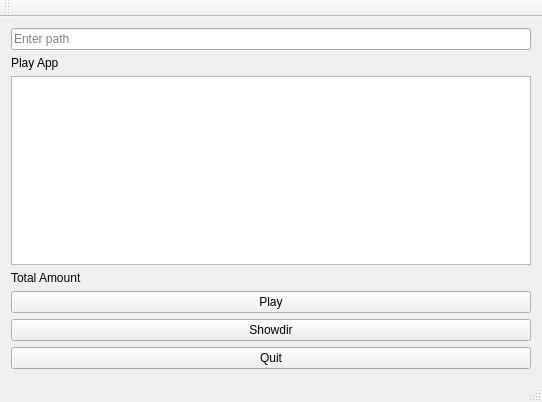
This is mainwindow.ui in SampleCoder/qplaybrowser as Qt 5 draws it before an edit. The edited form follows.
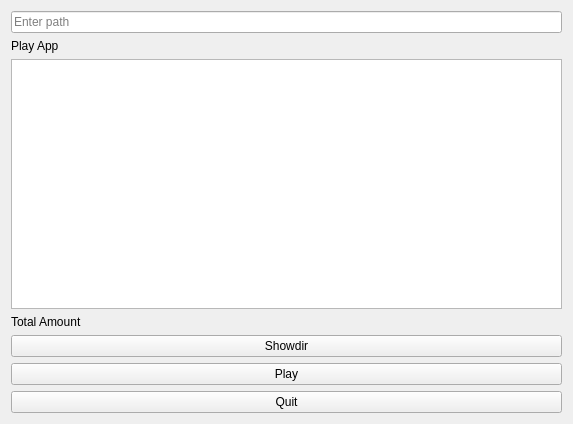
This is the edited form.

```diff
--- a/mainwindow.ui
+++ b/mainwindow.ui
@@ -6,15 +6,15 @@
    <rect>
     <x>0</x>
     <y>0</y>
-    <width>542</width>
-    <height>402</height>
+    <width>573</width>
+    <height>424</height>
    </rect>
   </property>
   <property name="windowTitle">
    <string>MainWindow</string>
   </property>
   <widget class="QWidget" name="centralWidget">
-   <layout class="QVBoxLayout" name="verticalLayout_2">
+   <layout class="QVBoxLayout" name="verticalLayout_5">
     <item>
      <layout class="QVBoxLayout" name="verticalLayout">
       <item>
@@ -41,13 +41,6 @@
         </property>
        </widget>
       </item>
-      <item>
-       <widget class="QPushButton" name="pushButton">
-        <property name="text">
-         <string>Play</string>
-        </property>
-       </widget>
-      </item>
       <item>
        <widget class="QPushButton" name="pushButton_3">
         <property name="text">
@@ -55,12 +48,30 @@
         </property>
        </widget>
       </item>
+     </layout>
+    </item>
+    <item>
+     <layout class="QHBoxLayout" name="horizontalLayout">
       <item>
-       <widget class="QPushButton" name="pushButton_2">
-        <property name="text">
-         <string>Quit</string>
-        </property>
-       </widget>
+       <layout class="QVBoxLayout" name="verticalLayout_2">
+        <item>
+         <widget class="QPushButton" name="pushButton">
+          <property name="text">
+           <string>Play</string>
+          </property>
+         </widget>
+        </item>
+        <item>
+         <widget class="QPushButton" name="pushButton_2">
+          <property name="text">
+           <string>Quit</string>
+          </property>
+         </widget>
+        </item>
+       </layout>
+      </item>
+      <item>
+       <layout class="QVBoxLayout" name="verticalLayout_3"/>
       </item>
      </layout>
     </item>
@@ -76,15 +87,6 @@
     </rect>
    </property>
   </widget>
-  <widget class="QToolBar" name="mainToolBar">
-   <attribute name="toolBarArea">
-    <enum>TopToolBarArea</enum>
-   </attribute>
-   <attribute name="toolBarBreak">
-    <bool>false</bool>
-   </attribute>
-  </widget>
-  <widget class="QStatusBar" name="statusBar"/>
  </widget>
  <layoutdefault spacing="6" margin="11"/>
  <resources/>
```
Left out of the diff: 2 changed lines with no effect on the pictures.
